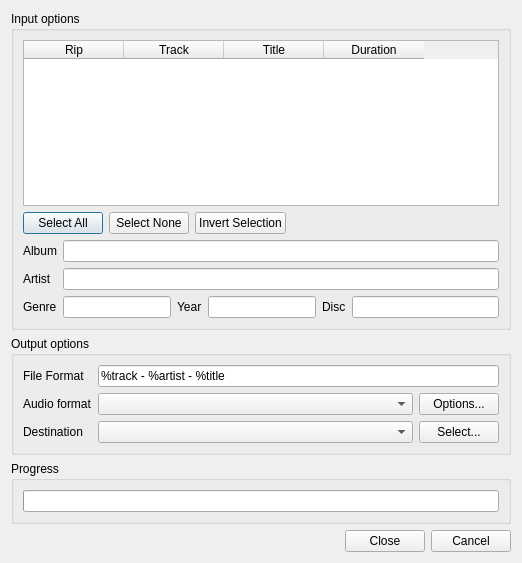
First picture: the form in src/ripper/ripcddialog.ui, repository clementine-player/Clementine, before the edit.
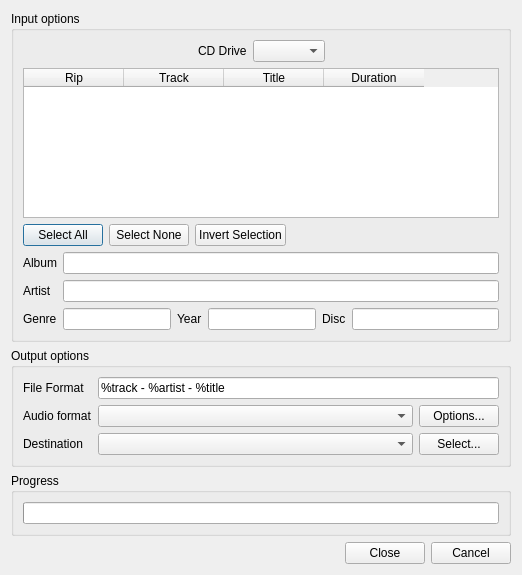
Second picture: the form after the edit. Icons and pictures are not drawn.

Commit message: RipCDDialog now allows selecting the CD drive

Diff of the .ui file:
```diff
--- a/src/ripper/ripcddialog.ui
+++ b/src/ripper/ripcddialog.ui
@@ -10,7 +10,7 @@
     <x>0</x>
     <y>0</y>
     <width>522</width>
-    <height>563</height>
+    <height>575</height>
    </rect>
   </property>
   <property name="windowTitle">
@@ -27,54 +27,52 @@
       <string>Input options</string>
      </property>
      <layout class="QVBoxLayout" name="verticalLayout">
+      <item>
+       <layout class="QHBoxLayout" name="cd_drive_group">
+        <property name="sizeConstraint">
+         <enum>QLayout::SetMinimumSize</enum>
+        </property>
+        <item>
+         <spacer name="cd_drive_spacer_left">
+          <property name="orientation">
+           <enum>Qt::Horizontal</enum>
+          </property>
+          <property name="sizeHint" stdset="0">
+           <size>
+            <width>40</width>
+            <height>20</height>
+           </size>
+          </property>
+         </spacer>
+        </item>
+        <item>
+         <widget class="QLabel" name="cd_drive_label">
+          <property name="text">
+           <string>CD Drive</string>
+          </property>
+         </widget>
+        </item>
+        <item>
+         <widget class="QComboBox" name="cd_drive_selection"/>
+        </item>
+        <item>
+         <spacer name="cd_drive_spacer_right">
+          <property name="orientation">
+           <enum>Qt::Horizontal</enum>
+          </property>
+          <property name="sizeHint" stdset="0">
+           <size>
+            <width>40</width>
+            <height>20</height>
+           </size>
+          </property>
+         </spacer>
+        </item>
+       </layout>
+      </item>
       <item>
        <layout class="QGridLayout" name="gridLayout_3">
         <item row="1" column="0">
-         <widget class="QTableWidget" name="tableWidget">
-          <property name="sizePolicy">
-           <sizepolicy hsizetype="Expanding" vsizetype="Expanding">
-            <horstretch>0</horstretch>
-            <verstretch>0</verstretch>
-           </sizepolicy>
-          </property>
-          <property name="columnCount">
-           <number>4</number>
-          </property>
-          <attribute name="horizontalHeaderVisible">
-           <bool>true</bool>
-          </attribute>
-          <attribute name="horizontalHeaderMinimumSectionSize">
-           <number>10</number>
-          </attribute>
-          <attribute name="verticalHeaderVisible">
-           <bool>false</bool>
-          </attribute>
-          <attribute name="verticalHeaderShowSortIndicator" stdset="0">
-           <bool>false</bool>
-          </attribute>
-          <column>
-           <property name="text">
-            <string>Rip</string>
-           </property>
-          </column>
-          <column>
-           <property name="text">
-            <string>Track</string>
-           </property>
-          </column>
-          <column>
-           <property name="text">
-            <string>Title</string>
-           </property>
-          </column>
-          <column>
-           <property name="text">
-            <string>Duration</string>
-           </property>
-          </column>
-         </widget>
-        </item>
-        <item row="2" column="0">
          <layout class="QHBoxLayout" name="horizontalLayout">
           <item>
            <widget class="QPushButton" name="select_all_button">
@@ -112,6 +110,51 @@
           </item>
          </layout>
         </item>
+        <item row="0" column="0">
+         <widget class="QTableWidget" name="tableWidget">
+          <property name="sizePolicy">
+           <sizepolicy hsizetype="Expanding" vsizetype="Expanding">
+            <horstretch>0</horstretch>
+            <verstretch>0</verstretch>
+           </sizepolicy>
+          </property>
+          <property name="columnCount">
+           <number>4</number>
+          </property>
+          <attribute name="horizontalHeaderVisible">
+           <bool>true</bool>
+          </attribute>
+          <attribute name="horizontalHeaderMinimumSectionSize">
+           <number>10</number>
+          </attribute>
+          <attribute name="verticalHeaderVisible">
+           <bool>false</bool>
+          </attribute>
+          <attribute name="verticalHeaderShowSortIndicator" stdset="0">
+           <bool>false</bool>
+          </attribute>
+          <column>
+           <property name="text">
+            <string>Rip</string>
+           </property>
+          </column>
+          <column>
+           <property name="text">
+            <string>Track</string>
+           </property>
+          </column>
+          <column>
+           <property name="text">
+            <string>Title</string>
+           </property>
+          </column>
+          <column>
+           <property name="text">
+            <string>Duration</string>
+           </property>
+          </column>
+         </widget>
+        </item>
        </layout>
       </item>
       <item>
```
Left out of the diff: 6 changed lines with no effect on the pictures. The commit also changes 4 other files.
